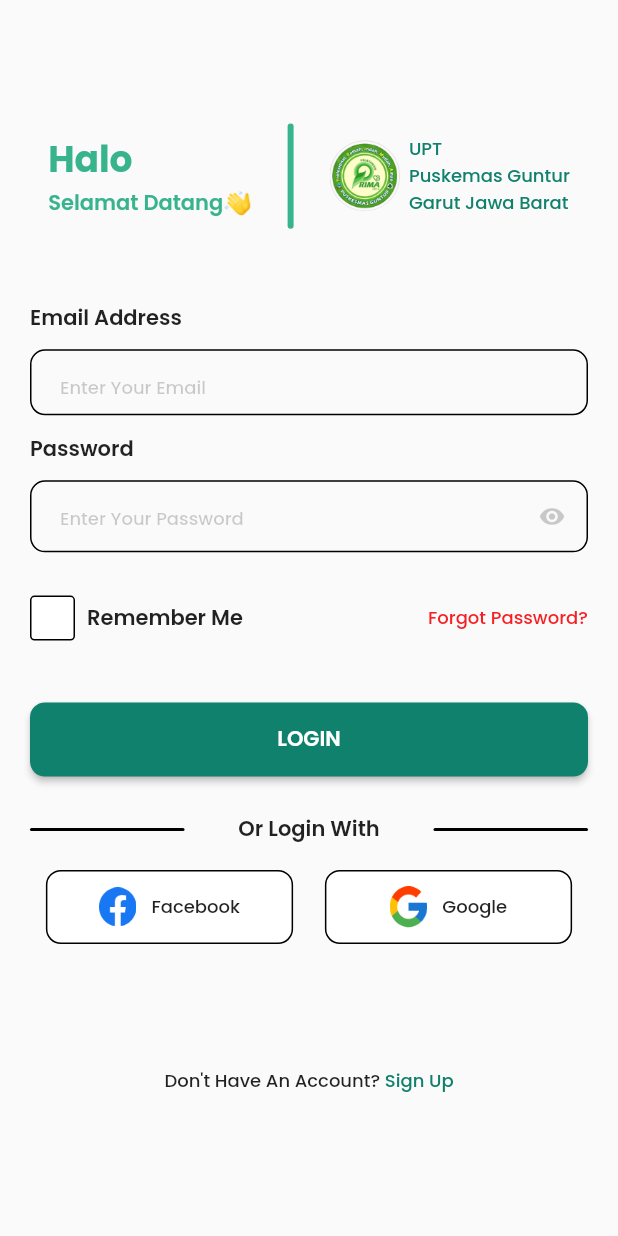
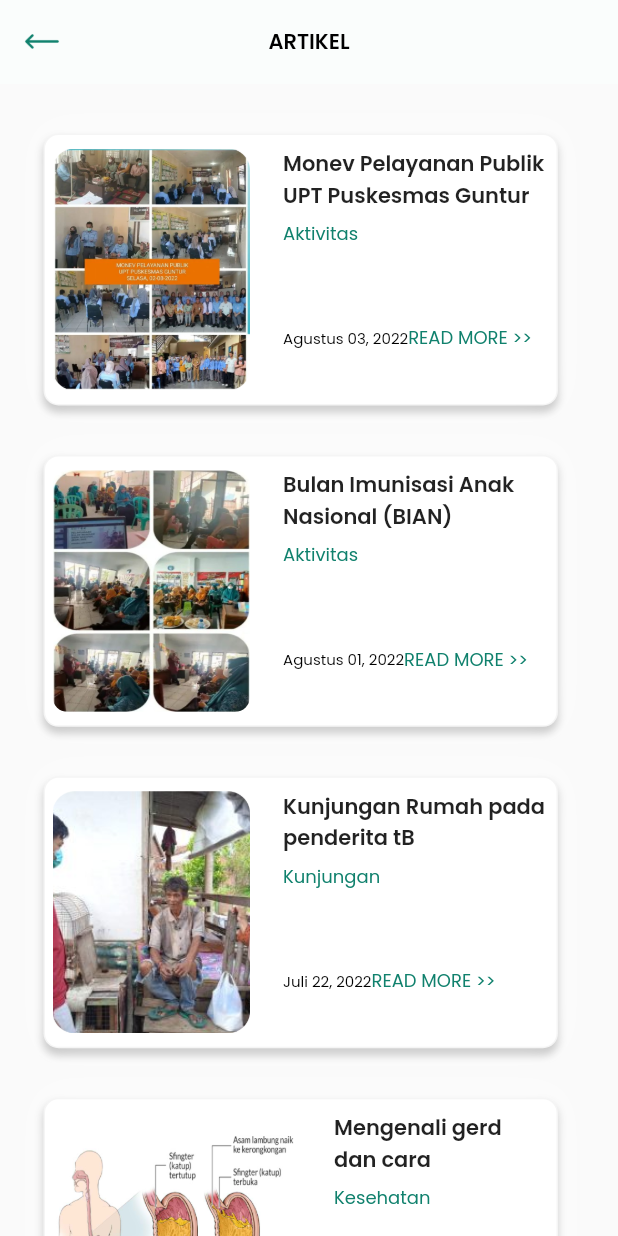
Before and after one commit to DandyCreater/Puskesmas-Guntur, a Flutter app: the first screen one second after launch, on a phone screen of 412 x 824 dp. Run offline on Flutter 3.47's test engine with Material 2 defaults, Android fonts, the phone set to English and light mode, and no system bars; our stand-ins replace bloc, equatable, google_fonts, page_transition.

Commit message:
slicing layout article page

```diff
--- a/lib/app/app.dart
+++ b/lib/app/app.dart
@@ -18,7 +18,7 @@ class _MyAppState extends State<MyApp> {
     return const MaterialApp(
       debugShowCheckedModeBanner: false,
       onGenerateRoute: RouteGenerator.getRoute,
-      initialRoute: Routes.signInRoute,
+      initialRoute: Routes.articleRoute,
     );
   }
 }
--- /dev/null
+++ b/lib/presentation/pages/article/article-page.dart
@@ -0,0 +1,64 @@
+import 'package:flutter/material.dart';
+import 'package:puskesmas_guntur/presentation/resources/color_manager.dart';
+import 'package:puskesmas_guntur/presentation/resources/font_manager.dart';
+import 'package:puskesmas_guntur/presentation/widges/at_article-Page/article_card.dart';
+
+class ArticlePage extends StatelessWidget {
+  const ArticlePage({Key? key}) : super(key: key);
+
+  @override
+  Widget build(BuildContext context) {
+    return Scaffold(
+      appBar: AppBar(
+        title: Text(
+          'ARTIKEL',
+          style: ThemeText.heading2.copyWith(
+            color: ColorManager.blackTextColor,
+          ),
+        ),
+        centerTitle: true,
+        backgroundColor: ColorManager.appBarColor,
+        elevation: 0,
+        leading: IconButton(
+          icon: ImageIcon(
+            const AssetImage(
+              'assets/icons/arrow_left.png',
+            ),
+            color: ColorManager.primaryColor,
+          ),
+          onPressed: () {
+            Navigator.pop(context);
+          },
+        ),
+      ),
+      body: ListView(
+          padding: const EdgeInsets.fromLTRB(29, 0, 40, 31),
+          children: [
+            ArticleCard(
+              imageUrl: 'assets/images/article_img_1.png',
+              title: 'Monev Pelayanan Publik UPT Puskesmas Guntur',
+              category: 'Aktivitas',
+              date: 'Agustus 03, 2022',
+            ),
+            ArticleCard(
+              imageUrl: 'assets/images/article_img_2.png',
+              title: 'Bulan Imunisasi Anak Nasional (BIAN)',
+              category: 'Aktivitas',
+              date: 'Agustus 01, 2022',
+            ),
+            ArticleCard(
+              imageUrl: 'assets/images/article_img_3.png',
+              title: 'Kunjungan Rumah pada penderita tB',
+              category: 'Kunjungan',
+              date: 'Juli 22, 2022',
+            ),
+            ArticleCard(
+              imageUrl: 'assets/images/article_img_4.png',
+              title: 'Mengenali gerd dan cara mengatasinya',
+              category: 'Kesehatan',
+              date: 'juli 14, 2022',
+            ),
+          ]),
+    );
+  }
+}
--- a/lib/presentation/resources/color_manager.dart
+++ b/lib/presentation/resources/color_manager.dart
@@ -6,6 +6,7 @@ class ColorManager {
   static Color secondaryColor = const Color(0xff38B48D);
   static Color backgroundColor = const Color(0xffFFFFFF);
   static Color blackprimaryColor = const Color(0xff000000);
+  static Color appBarColor = const Color(0xffFAFDFC);
 
   //Text Color
   static Color blackTextColor = const Color(0xff000000);
--- a/lib/presentation/resources/routes_manager.dart
+++ b/lib/presentation/resources/routes_manager.dart
@@ -1,5 +1,6 @@
 import 'package:flutter/material.dart';
 import 'package:page_transition/page_transition.dart';
+import 'package:puskesmas_guntur/presentation/pages/article/article-page.dart';
 import 'package:puskesmas_guntur/presentation/pages/sign-in/signin-page.dart';
 import 'package:puskesmas_guntur/presentation/pages/sign-up/signup-page.dart';
 import 'package:puskesmas_guntur/presentation/pages/splashpage/splashpage.dart';
@@ -8,6 +9,7 @@ class Routes {
   static const String splashRoute = "/";
   static const String signInRoute = '/signIn';
   static const String signUpRoute = '/signUp';
+  static const String articleRoute = '/article';
 }
 
 class RouteGenerator {
@@ -24,6 +26,12 @@ class RouteGenerator {
       case Routes.signUpRoute:
         return PageTransition(
           child: const SignUpPage(),
+          type: PageTransitionType.leftToRightWithFade,
+          duration: const Duration(seconds: 1),
+        );
+      case Routes.articleRoute:
+        return PageTransition(
+          child: const ArticlePage(),
           type: PageTransitionType.leftToRightWithFade,
           duration: const Duration(seconds: 1),
         );
--- /dev/null
+++ b/lib/presentation/widges/at_article-Page/article_card.dart
@@ -0,0 +1,114 @@
+import 'package:flutter/material.dart';
+import 'package:puskesmas_guntur/presentation/resources/color_manager.dart';
+import 'package:puskesmas_guntur/presentation/resources/font_manager.dart';
+
+class ArticleCard extends StatelessWidget {
+  String imageUrl;
+  String title;
+  String category;
+  String date;
+
+  ArticleCard(
+      {Key? key,
+      required this.imageUrl,
+      required this.title,
+      required this.category,
+      required this.date})
+      : super(key: key);
+
+  @override
+  Widget build(BuildContext context) {
+    var height = MediaQuery.of(context).size.height;
+    var width = MediaQuery.of(context).size.width;
+
+    return GestureDetector(
+      onTap: () {},
+      child: Container(
+        width: double.infinity,
+        height: height * 0.22,
+        padding: const EdgeInsets.fromLTRB(5, 9, 5, 9),
+        margin: const EdgeInsets.only(top: 33),
+        decoration: BoxDecoration(
+          color: ColorManager.whiteTextColor,
+          border: Border.all(
+              color: ColorManager.blackprimaryColor.withOpacity(0.04),
+              width: 1),
+          borderRadius: BorderRadius.circular(10),
+          boxShadow: [
+            BoxShadow(
+              color: const Color(0xff000000).withOpacity(0.25),
+              spreadRadius: 0,
+              blurRadius: 4,
+              offset: const Offset(0, 4),
+            ),
+            BoxShadow(
+              color: const Color(0xffFFFFFF).withOpacity(0.57),
+              spreadRadius: 1,
+              blurRadius: 20,
+              offset: const Offset(0, -1),
+            ),
+          ],
+        ),
+        child: Row(
+          children: [
+            ClipRRect(
+                borderRadius: BorderRadius.circular(10),
+                child: Image.asset(
+                  imageUrl,
+                  scale: 2,
+                )),
+            const SizedBox(
+              width: 22,
+            ),
+            Expanded(
+              child: Column(
+                crossAxisAlignment: CrossAxisAlignment.start,
+                children: [
+                  Text(
+                    title,
+                    style: ThemeText.heading2,
+                    maxLines: 2,
+                  ),
+                  const SizedBox(
+                    height: 6,
+                  ),
+                  Text(
+                    category,
+                    style: ThemeText.heading4.copyWith(
+                      color: ColorManager.primaryColor,
+                    ),
+                  ),
+                  const SizedBox(
+                    height: 26,
+                  ),
+                  Expanded(
+                    child: Row(
+                      mainAxisAlignment: MainAxisAlignment.spaceBetween,
+                      children: [
+                        Text(
+                          date,
+                          style: ThemeText.heading4.copyWith(
+                            color: ColorManager.blackprimaryColor,
+                            fontSize: 10,
+                          ),
+                        ),
+                        Expanded(
+                          child: Text(
+                            'READ MORE >>',
+                            style: ThemeText.heading4.copyWith(
+                              color: ColorManager.primaryColor,
+                            ),
+                          ),
+                        ),
+                      ],
+                    ),
+                  ),
+                ],
+              ),
+            ),
+          ],
+        ),
+      ),
+    );
+  }
+}
```
Also changed, not shown: assets/icons/arrow_left.png (added), assets/images/article_img_1.png (added), assets/images/article_img_2.png (added), assets/images/article_img_3.png (added), assets/images/article_img_4.png (added).
